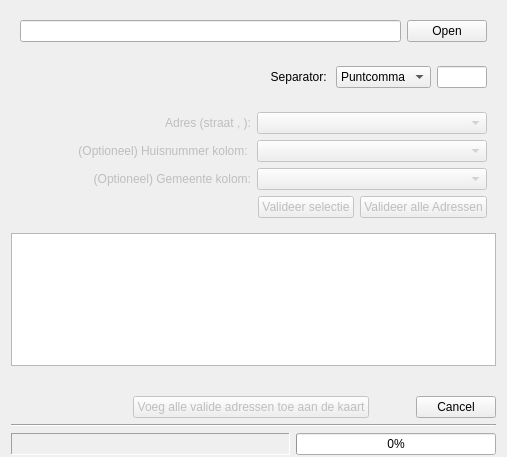
Before: the Qt Designer form ui_geopunt4QgisBatchGeoCode.ui in warrieka/geopunt4Qgis, drawn with Qt 5.
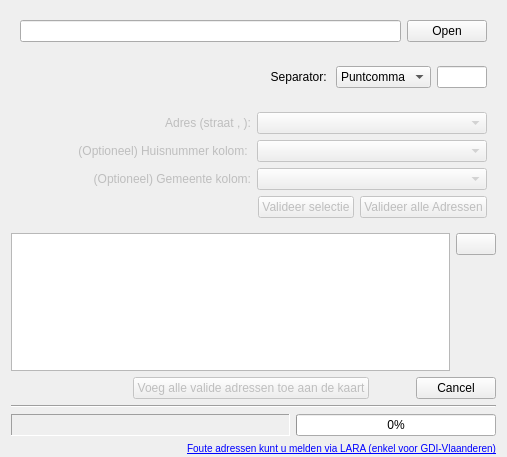
After: the same form once the commit is applied. Icons and pictures are not drawn.

Commit message: update metadata and layout

Patch:
```diff
--- a/ui_geopunt4QgisBatchGeoCode.ui
+++ b/ui_geopunt4QgisBatchGeoCode.ui
@@ -291,6 +291,51 @@
     </widget>
    </item>
    <item>
+    <widget class="QFrame" name="tlFrame">
+     <property name="frameShape">
+      <enum>QFrame::NoFrame</enum>
+     </property>
+     <property name="frameShadow">
+      <enum>QFrame::Plain</enum>
+     </property>
+     <layout class="QGridLayout" name="gridLayout">
+      <property name="margin">
+       <number>0</number>
+      </property>
+      <item row="0" column="1">
+       <widget class="QPushButton" name="zoomToSelBtn">
+        <property name="sizePolicy">
+         <sizepolicy hsizetype="Fixed" vsizetype="Fixed">
+          <horstretch>0</horstretch>
+          <verstretch>0</verstretch>
+         </sizepolicy>
+        </property>
+        <property name="toolTip">
+         <string>Zoom naar selectie</string>
+        </property>
+        <property name="text">
+         <string/>
+        </property>
+        <property name="icon">
+         <iconset resource="resources.qrc">
+          <normaloff>:/plugins/geopunt4Qgis/images/binocularsSmall.png</normaloff>:/plugins/geopunt4Qgis/images/binocularsSmall.png</iconset>
+        </property>
+       </widget>
+      </item>
+      <item row="1" column="1">
+       <spacer name="verticalSpacer">
+        <property name="orientation">
+         <enum>Qt::Vertical</enum>
+        </property>
+        <property name="sizeHint" stdset="0">
+         <size>
+          <width>20</width>
+          <height>40</height>
+         </size>
+        </property>
+       </spacer>
+      </item>
+      <item row="0" column="0" rowspan="2">
     <widget class="QTableWidget" name="outPutTbl">
      <property name="contextMenuPolicy">
       <enum>Qt::ActionsContextMenu</enum>
@@ -306,9 +351,7 @@
      </property>
     </widget>
    </item>
-   <item>
-    <widget class="QWidget" name="buttonWgt" native="true">
-     <layout class="QHBoxLayout" name="horizontalLayout_7"/>
+     </layout>
     </widget>
    </item>
    <item>
@@ -432,6 +475,22 @@
      </layout>
     </widget>
    </item>
+   <item>
+    <widget class="QLabel" name="laraLbl">
+     <property name="text">
+      <string>&lt;small&gt;&lt;a href=&quot;http://crab.agiv.be/Lara&quot;&gt;Foute adressen kunt u melden via LARA (enkel voor GDI-Vlaanderen)&lt;/a&gt;&lt;/small&gt;</string>
+     </property>
+     <property name="alignment">
+      <set>Qt::AlignBottom|Qt::AlignRight|Qt::AlignTrailing</set>
+     </property>
+     <property name="margin">
+      <number>-1</number>
+     </property>
+     <property name="openExternalLinks">
+      <bool>true</bool>
+     </property>
+    </widget>
+   </item>
   </layout>
   <action name="actionAddValidToMap">
    <property name="text">
```
Left out of the diff: 22 changed lines with no effect on the pictures. Lines whose indentation alone changed are shown as unchanged. The commit also changes 7 other files.
